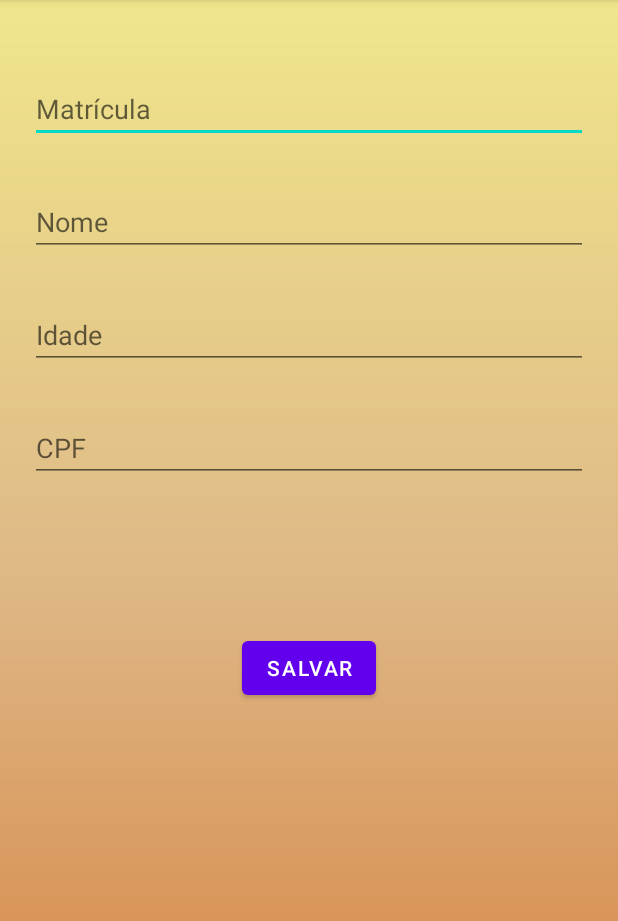
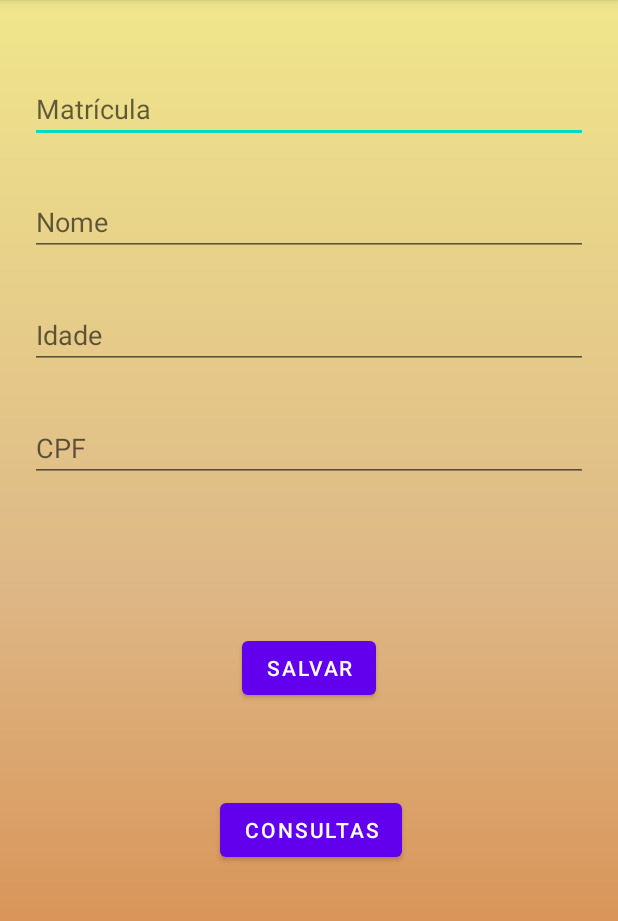
Before and after one commit to AndersonSantosFernandes/DispositivoMovel, an Android app: the screen it shows after launch (BancoDados), in the options menu, after a tap on "Banco de dados", on a phone screen of 412 x 824 dp, the part 84-1005 px from its top. Run offline under Robolectric (Android 15) with nearby library versions, the phone set to English and light mode, and no system bars.

Commit message:
save 29112021_1

```diff
--- a/app/src/main/AndroidManifest.xml
+++ b/app/src/main/AndroidManifest.xml
@@ -17,6 +17,9 @@
         android:roundIcon="@mipmap/ic_launcher_round"
         android:supportsRtl="true"
         android:theme="@style/Theme.TrabalhoCPM">
+        <activity
+            android:name=".Consulta"
+            android:exported="true" />
         <activity
             android:name=".Informacoes"
             android:exported="true" />
--- a/app/src/main/java/com/meu/trabalhocpm/BancoDados.java
+++ b/app/src/main/java/com/meu/trabalhocpm/BancoDados.java
@@ -2,6 +2,7 @@ package com.meu.trabalhocpm;
 
 import androidx.appcompat.app.AppCompatActivity;
 
+import android.content.Intent;
 import android.os.Bundle;
 import android.view.View;
 import android.widget.Button;
@@ -15,7 +16,7 @@ import java.util.List;
 public class BancoDados extends AppCompatActivity {
 
     private EditText matricula, nome, idade, cpf;
-    private Button salvar;
+    private Button salvar, consult;
 
     @Override
     protected void onCreate(Bundle savedInstanceState) {
@@ -59,11 +60,21 @@ public class BancoDados extends AppCompatActivity {
              nome.setText("");
              idade.setText("");
              cpf.setText("");
+
+                Snackbar.make(view,"Cadástro efetuado com sucesso !",Snackbar.LENGTH_SHORT).show();
+
             }
             }
         });
 
-
+            Button consul = findViewById(R.id.buttonConsultas);
+            consul.setOnClickListener(new View.OnClickListener() {
+                @Override
+                public void onClick(View view) {
+                 Intent intent = new Intent(BancoDados.this,Consulta.class);
+                 startActivity(intent);
+                }
+            });
 
 
 
--- a/app/src/main/res/layout/activity_banco_dados.xml
+++ b/app/src/main/res/layout/activity_banco_dados.xml
@@ -70,4 +70,15 @@
         app:layout_constraintEnd_toEndOf="parent"
         app:layout_constraintStart_toStartOf="parent"
         app:layout_constraintTop_toBottomOf="@+id/cpf" />
+
+    <Button
+        android:id="@+id/buttonConsultas"
+        android:layout_width="wrap_content"
+        android:layout_height="wrap_content"
+        android:layout_marginTop="60dp"
+        android:text="@string/consultar"
+        app:layout_constraintEnd_toEndOf="parent"
+        app:layout_constraintHorizontal_bias="0.504"
+        app:layout_constraintStart_toStartOf="parent"
+        app:layout_constraintTop_toBottomOf="@+id/buttonBd" />
 </androidx.constraintlayout.widget.ConstraintLayout>
--- a/app/src/main/res/layout/activity_main.xml
+++ b/app/src/main/res/layout/activity_main.xml
@@ -32,7 +32,7 @@
         app:layout_constraintTop_toBottomOf="@+id/textView2"
         app:srcCompat="@drawable/android2"
         tools:ignore="ImageContrastCheck"
-        android:contentDescription="TODO" />
+         />
 
     <ImageView
         android:id="@+id/imageView2"
--- a/app/src/main/res/menu/menu_principal.xml
+++ b/app/src/main/res/menu/menu_principal.xml
@@ -1,6 +1,5 @@
 <?xml version="1.0" encoding="utf-8"?>
-<menu xmlns:android="http://schemas.android.com/apk/res/android"
-    xmlns:app="http://schemas.android.com/apk/res-auto">
+<menu xmlns:android="http://schemas.android.com/apk/res/android">
     <item
         android:title="@string/menu1"
         android:id="@+id/menu01"
--- a/app/src/main/res/values/strings.xml
+++ b/app/src/main/res/values/strings.xml
@@ -71,6 +71,7 @@
     <string name="idade">Idade</string>
     <string name="cpf">CPF</string>
     <string name="salvar">Salvar</string>
+    <string name="consultar">Consultas</string>
     <string name="title_activity_mapa">Mapa</string>
     <string name="todo">TODO</string>
     <string name="string_todo" />
```
Also changed, not shown: app/src/main/res/layout/activity_consulta.xml (+24 -0 lines).
